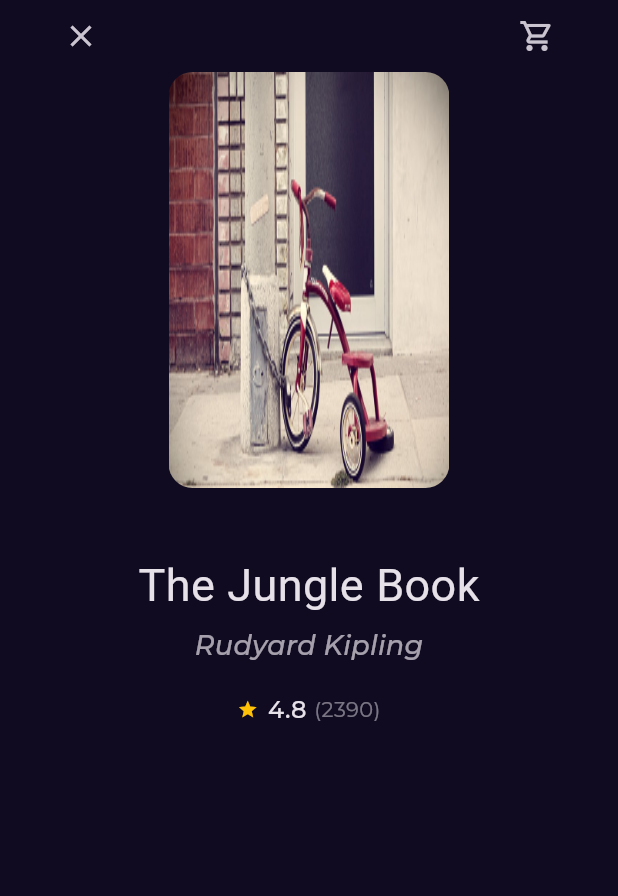
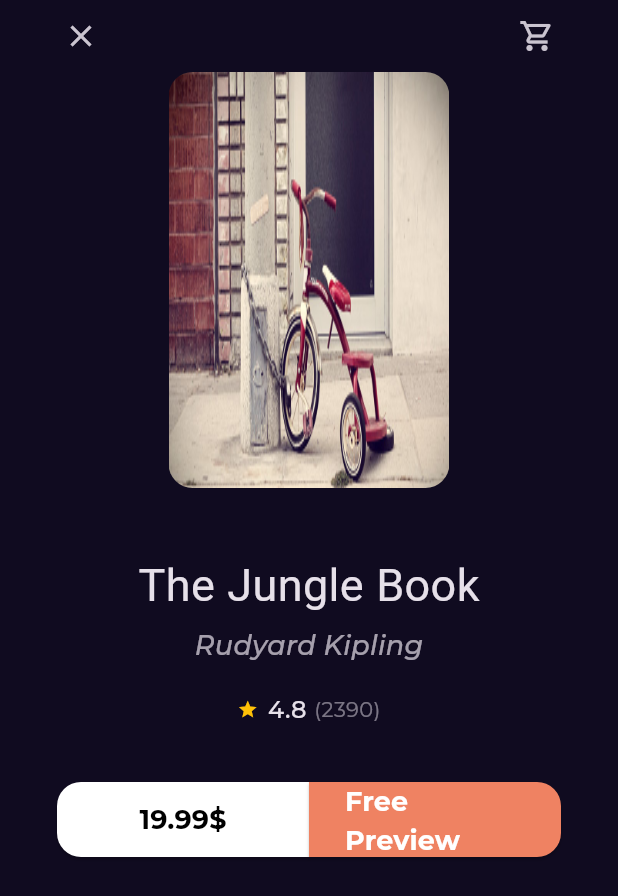
Before and after one commit to muhammad-mustafa1/BOOKIA, a Flutter app: the BookDetailsView screen opened by its route, on a phone screen of 412 x 824 dp. Shown: the top 896 px of the screen. Run offline on Flutter 3.47's test engine with Material 3 defaults, Android fonts, the light colour scheme and no system bars; our stand-ins replace font_awesome_flutter, go_router, google_fonts; Roboto replaces fonts that are missing (kGtSectraFine).

Commit message:
create books action

```diff
--- /dev/null
+++ b/lib/Core/widgets/custom_button.dart
@@ -0,0 +1,40 @@
+import 'package:bookia/Core/Utils/styles.dart';
+import 'package:flutter/material.dart';
+
+class CustomButton extends StatelessWidget {
+  const CustomButton({
+    super.key,
+    required this.onPressed,
+    required this.backgroundColor,
+    required this.borderRadius,
+    required this.textColor,
+    required this.text,
+  });
+  final Function()? onPressed;
+  final Color? backgroundColor;
+  final BorderRadiusGeometry borderRadius;
+  final Color? textColor;
+  final String text;
+  @override
+  Widget build(BuildContext context) {
+    return SizedBox(
+      height: 50,
+      child: ElevatedButton(
+        onPressed: onPressed,
+        style: ElevatedButton.styleFrom(
+          backgroundColor: backgroundColor,
+          shape: RoundedRectangleBorder(
+            borderRadius: borderRadius,
+          ),
+        ),
+        child: Text(
+          text,
+          style: Styles.textStyle18.copyWith(
+            fontWeight: FontWeight.bold,
+            color: textColor,
+          ),
+        ),
+      ),
+    );
+  }
+}
--- a/lib/Features/home/presentation/views/widgets/book_details_view_body.dart
+++ b/lib/Features/home/presentation/views/widgets/book_details_view_body.dart
@@ -1,9 +1,9 @@
 import 'package:bookia/Core/Utils/styles.dart';
 import 'package:bookia/Features/home/presentation/views/widgets/book_rating.dart';
+import 'package:bookia/Features/home/presentation/views/widgets/books_action.dart';
 import 'package:bookia/Features/home/presentation/views/widgets/custom_book_details_app_bar.dart';
 import 'package:bookia/Features/home/presentation/views/widgets/custom_book_item.dart';
 import 'package:flutter/material.dart';
-import 'package:flutter/rendering.dart';
 import 'package:flutter/widgets.dart';
 
 class BookDetailsViewBody extends StatelessWidget {
@@ -34,6 +34,8 @@
                     ))),
             const SizedBox(height: 18),
             const BookRating(),
+            const SizedBox(height: 37),
+            const BookAction(),
           ],
         ),
       ),
--- /dev/null
+++ b/lib/Features/home/presentation/views/widgets/books_action.dart
@@ -0,0 +1,41 @@
+import 'package:bookia/Core/widgets/custom_button.dart';
+import 'package:flutter/material.dart';
+
+class BookAction extends StatelessWidget {
+  const BookAction({super.key});
+
+  @override
+  Widget build(BuildContext context) {
+    return Padding(
+      padding: const EdgeInsets.symmetric(horizontal: 8),
+      child: Row(
+        children: [
+          Expanded(
+            child: CustomButton(
+              onPressed: () {},
+              text: '19.99\$',
+              backgroundColor: Colors.white,
+              textColor: Colors.black,
+              borderRadius: const BorderRadius.only(
+                topLeft: Radius.circular(16),
+                bottomLeft: Radius.circular(16),
+              ),
+            ),
+          ),
+          Expanded(
+            child: CustomButton(
+              onPressed: () {},
+              text: 'Free Preview',
+              backgroundColor: const Color(0xffef8262),
+              textColor: Colors.white,
+              borderRadius: const BorderRadius.only(
+                topRight: Radius.circular(16),
+                bottomRight: Radius.circular(16),
+              ),
+            ),
+          ),
+        ],
+      ),
+    );
+  }
+}
```
